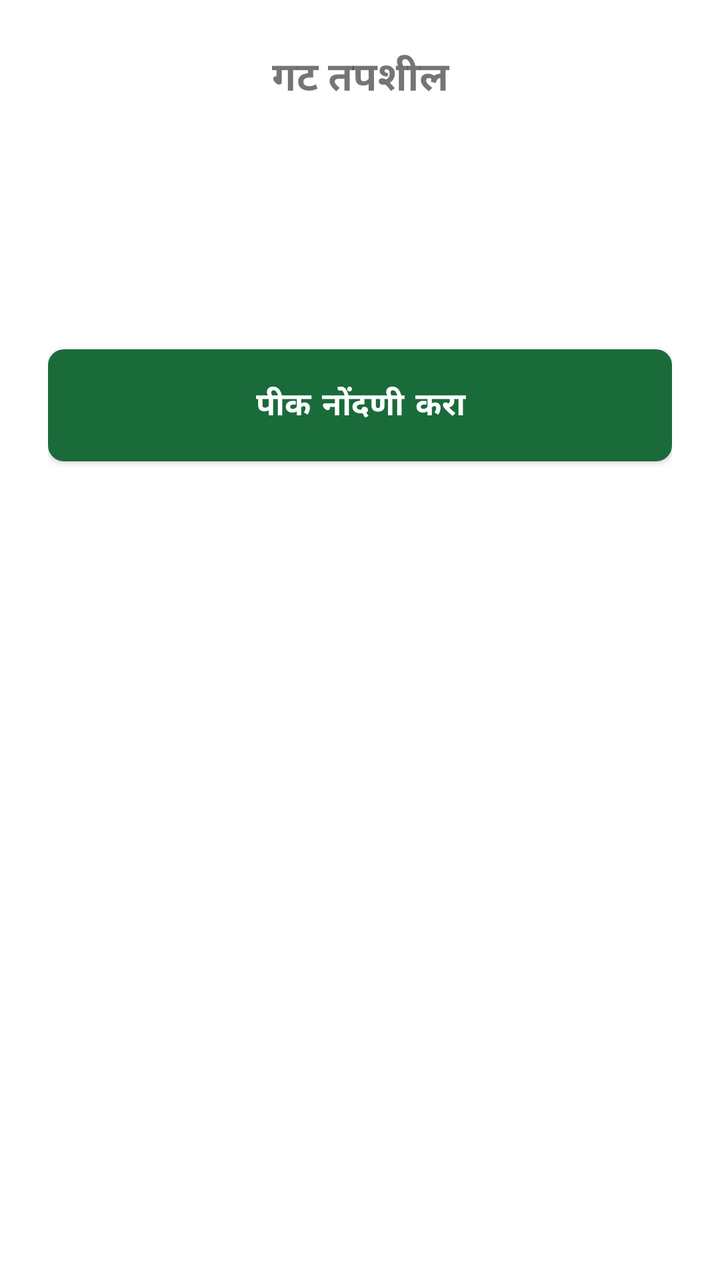
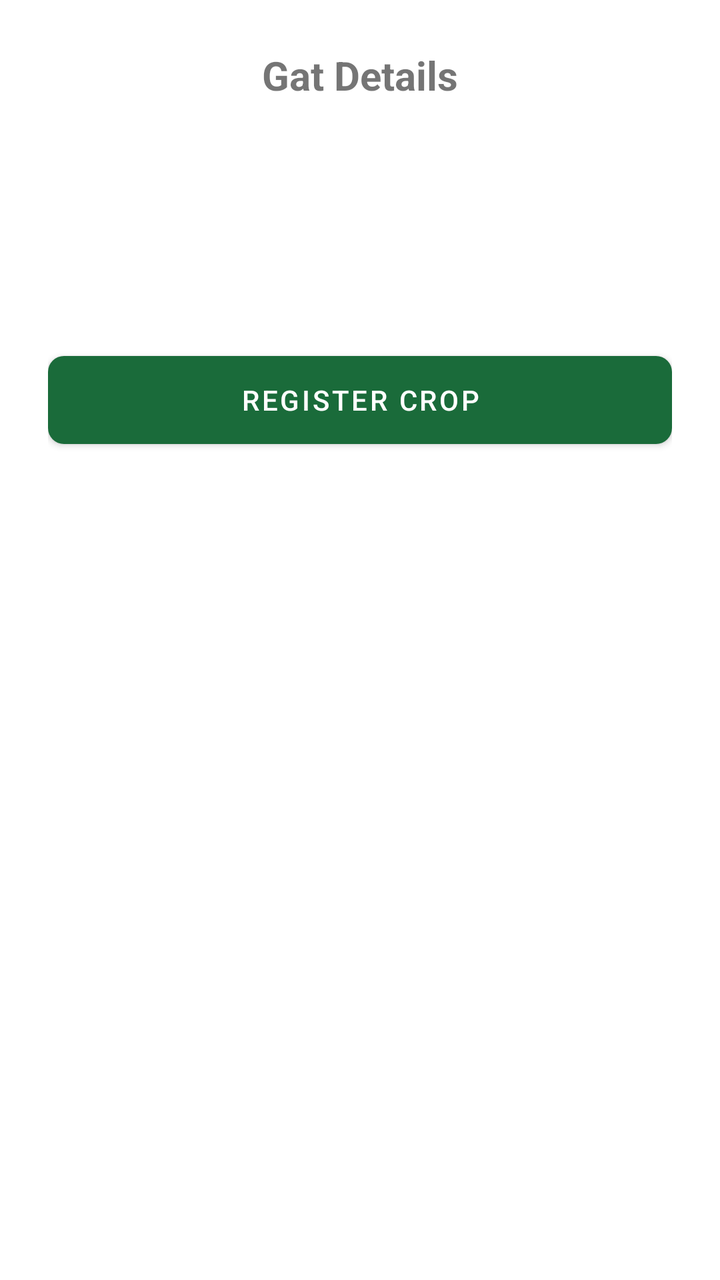

Screens rendered from an Android XML layout before and after an edit, with the pre-edit source and the edit as a unified diff.
<!-- AndroidManifest.xml: application theme Theme.EPeekPahani -->
<!-- res/layout/bottom_sheet_gat_detail.xml -->
<?xml version="1.0" encoding="utf-8"?>
<LinearLayout xmlns:android="http://schemas.android.com/apk/res/android"
    xmlns:app="http://schemas.android.com/apk/res-auto"
    android:layout_width="match_parent"
    android:layout_height="wrap_content"
    android:orientation="vertical"
    android:padding="24dp"
    android:background="@android:color/white">

    <TextView
        android:layout_width="match_parent"
        android:layout_height="wrap_content"
        android:text="गट तपशील"
        android:textSize="20sp"
        android:textStyle="bold"
        android:gravity="center"
        android:layout_marginBottom="16dp"/>

    <TextView
        android:id="@+id/tv_detail_gat_number"
        android:layout_width="match_parent"
        android:layout_height="wrap_content"
        android:textSize="16sp"
        android:layout_marginBottom="8dp"/>

    <TextView
        android:id="@+id/tv_detail_area"
        android:layout_width="match_parent"
        android:layout_height="wrap_content"
        android:textSize="16sp"
        android:layout_marginBottom="8dp"/>

    <TextView
        android:id="@+id/tv_detail_owner"
        android:layout_width="match_parent"
        android:layout_height="wrap_content"
        android:textSize="16sp"
        android:layout_marginBottom="24dp"/>

    <com.google.android.material.button.MaterialButton
        android:id="@+id/btn_register_crop"
        android:layout_width="match_parent"
        android:layout_height="56dp"
        android:text="पीक नोंदणी करा"
        android:textColor="@android:color/white"
        app:backgroundTint="#1a6b3a"
        app:cornerRadius="8dp" />

</LinearLayout>
<!-- resources referenced by this layout -->
<resources>
  <style name="Theme.EPeekPahani" parent="Base.Theme.CloneEPeekPahani" />
  <style name="Base.Theme.CloneEPeekPahani" parent="Theme.App">
          
      </style>
  <style name="Theme.App" parent="Theme.MaterialComponents.Light.NoActionBar">
          <item name="colorPrimary">@color/green_primary</item>
          <item name="colorPrimaryVariant">@color/green_dark</item>
          <item name="colorOnPrimary">@color/text_white</item>
          <item name="colorSecondary">@color/saffron</item>
          <item name="colorSecondaryVariant">@color/saffron_dark</item>
          <item name="colorOnSecondary">@color/text_white</item>
          <item name="colorError">@color/error</item>
          <item name="colorOnError">@color/text_white</item>
          <item name="colorSurface">@color/bg_card</item>
          <item name="colorOnSurface">@color/text_primary</item>
          <item name="android:colorBackground">@color/bg_screen</item>
          <item name="colorOnBackground">@color/text_primary</item>
  
          
          <item name="materialButtonStyle">@style/Widget.App.Button.Primary</item>
          <item name="textInputStyle">@style/Widget.App.TextInputLayout</item>
  
          
          <item name="shapeAppearanceSmallComponent">@style/ShapeAppearance.App.SmallComponent</item>
          <item name="shapeAppearanceMediumComponent">@style/ShapeAppearance.App.MediumComponent</item>
          <item name="shapeAppearanceLargeComponent">@style/ShapeAppearance.App.LargeComponent</item>
      </style>
  <color name="green_primary">#1a6b3a</color>
  <color name="green_dark">#0f4a27</color>
  <color name="text_white">#FFFFFF</color>
  <color name="saffron">#f7941d</color>
  <color name="saffron_dark">#e65100</color>
  <color name="error">#B00020</color>
  <color name="bg_card">#FFFFFF</color>
  <color name="text_primary">#1C1C1C</color>
  <color name="bg_screen">#F2F5F1</color>
  <style name="Widget.App.Button.Primary" parent="Widget.MaterialComponents.Button">
          <item name="backgroundTint">@color/green_primary</item>
          <item name="android:textColor">@color/text_white</item>
          <item name="shapeAppearanceOverlay">@style/ShapeAppearance.App.SmallComponent</item>
          <item name="android:minHeight">56dp</item>
          <item name="android:insetTop">0dp</item>
          <item name="android:insetBottom">0dp</item>
          <item name="elevation">0dp</item>
          <item name="android:textSize">16sp</item>
          <item name="android:textStyle">bold</item>
          <item name="rippleColor">@color/ripple</item>
      </style>
  <style name="Widget.App.TextInputLayout" parent="Widget.MaterialComponents.TextInputLayout.OutlinedBox">
          <item name="boxStrokeColor">@color/green_primary</item>
          <item name="hintTextColor">@color/green_primary</item>
          <item name="android:textColorHint">@color/text_hint</item>
          <item name="shapeAppearanceOverlay">@style/ShapeAppearance.App.SmallComponent</item>
      </style>
  <style name="ShapeAppearance.App.SmallComponent" parent="ShapeAppearance.MaterialComponents.SmallComponent">
          <item name="cornerFamily">rounded</item>
          <item name="cornerSize">10dp</item>
      </style>
  <style name="ShapeAppearance.App.MediumComponent" parent="ShapeAppearance.MaterialComponents.MediumComponent">
          <item name="cornerFamily">rounded</item>
          <item name="cornerSize">12dp</item>
      </style>
  <style name="ShapeAppearance.App.LargeComponent" parent="ShapeAppearance.MaterialComponents.LargeComponent">
          <item name="cornerFamily">rounded</item>
          <item name="cornerSize">16dp</item>
      </style>
  <color name="ripple">#1a1a6b3a</color>
  <color name="text_hint">#9CA3AF</color>
</resources>

<!-- the commit's change to res/layout/bottom_sheet_gat_detail.xml (unified diff, before → after) -->
@@ -10,7 +10,7 @@
     <TextView
         android:layout_width="match_parent"
         android:layout_height="wrap_content"
-        android:text="गट तपशील"
+        android:text="@string/str_auto_4"
         android:textSize="20sp"
         android:textStyle="bold"
         android:gravity="center"
@@ -41,7 +41,7 @@
         android:id="@+id/btn_register_crop"
         android:layout_width="match_parent"
         android:layout_height="56dp"
-        android:text="पीक नोंदणी करा"
+        android:text="@string/str_auto_5"
         android:textColor="@android:color/white"
         app:backgroundTint="#1a6b3a"
         app:cornerRadius="8dp" />
<!-- resource entries referenced after the edit -->
@@ -1,22 +1,24 @@
 <!-- resources referenced by this layout -->
 <resources>
+  <string name="str_auto_4">Gat Details</string>
+  <string name="str_auto_5">Register Crop</string>
   <style name="Theme.EPeekPahani" parent="Base.Theme.CloneEPeekPahani" />
   <style name="Base.Theme.CloneEPeekPahani" parent="Theme.App">
           
       </style>
   <style name="Theme.App" parent="Theme.MaterialComponents.Light.NoActionBar">
-          <item name="colorPrimary">@color/green_primary</item>
-          <item name="colorPrimaryVariant">@color/green_dark</item>
-          <item name="colorOnPrimary">@color/text_white</item>
-          <item name="colorSecondary">@color/saffron</item>
-          <item name="colorSecondaryVariant">@color/saffron_dark</item>
-          <item name="colorOnSecondary">@color/text_white</item>
+          <item name="colorPrimary">@color/primary</item>
+          <item name="colorPrimaryVariant">@color/primary_container</item>
+          <item name="colorOnPrimary">@color/on_primary</item>
+          <item name="colorSecondary">@color/secondary</item>
+          <item name="colorSecondaryVariant">@color/secondary_container</item>
+          <item name="colorOnSecondary">@color/on_secondary</item>
           <item name="colorError">@color/error</item>
-          <item name="colorOnError">@color/text_white</item>
-          <item name="colorSurface">@color/bg_card</item>
-          <item name="colorOnSurface">@color/text_primary</item>
-          <item name="android:colorBackground">@color/bg_screen</item>
-          <item name="colorOnBackground">@color/text_primary</item>
+          <item name="colorOnError">@color/on_error</item>
+          <item name="colorSurface">@color/surface</item>
+          <item name="colorOnSurface">@color/on_surface</item>
+          <item name="android:colorBackground">@color/background</item>
+          <item name="colorOnBackground">@color/on_background</item>
   
           
           <item name="materialButtonStyle">@style/Widget.App.Button.Primary</item>
@@ -26,47 +28,49 @@
           <item name="shapeAppearanceSmallComponent">@style/ShapeAppearance.App.SmallComponent</item>
           <item name="shapeAppearanceMediumComponent">@style/ShapeAppearance.App.MediumComponent</item>
           <item name="shapeAppearanceLargeComponent">@style/ShapeAppearance.App.LargeComponent</item>
+          
+          <item name="materialCardViewStyle">@style/Widget.App.CardView</item>
       </style>
-  <color name="green_primary">#1a6b3a</color>
-  <color name="green_dark">#0f4a27</color>
-  <color name="text_white">#FFFFFF</color>
-  <color name="saffron">#f7941d</color>
-  <color name="saffron_dark">#e65100</color>
-  <color name="error">#B00020</color>
-  <color name="bg_card">#FFFFFF</color>
-  <color name="text_primary">#1C1C1C</color>
-  <color name="bg_screen">#F2F5F1</color>
+  <color name="primary">#005127</color>
+  <color name="primary_container">#1a6b3a</color>
+  <color name="on_primary">#ffffff</color>
+  <color name="secondary">#48654e</color>
+  <color name="secondary_container">#caebcd</color>
+  <color name="on_secondary">#ffffff</color>
+  <color name="error">#ba1a1a</color>
+  <color name="on_error">#ffffff</color>
+  <color name="surface">#f7fbf3</color>
+  <color name="on_surface">#181d18</color>
+  <color name="background">#f7fbf3</color>
+  <color name="on_background">#181d18</color>
   <style name="Widget.App.Button.Primary" parent="Widget.MaterialComponents.Button">
-          <item name="backgroundTint">@color/green_primary</item>
-          <item name="android:textColor">@color/text_white</item>
-          <item name="shapeAppearanceOverlay">@style/ShapeAppearance.App.SmallComponent</item>
-          <item name="android:minHeight">56dp</item>
-          <item name="android:insetTop">0dp</item>
-          <item name="android:insetBottom">0dp</item>
-          <item name="elevation">0dp</item>
-          <item name="android:textSize">16sp</item>
-          <item name="android:textStyle">bold</item>
-          <item name="rippleColor">@color/ripple</item>
+          <item name="shapeAppearanceOverlay">@style/ShapeAppearance.App.MediumComponent</item>
+          <item name="android:minHeight">48dp</item>
+          <item name="backgroundTint">@color/primary_container</item>
+          <item name="android:textColor">@color/on_primary</item>
       </style>
   <style name="Widget.App.TextInputLayout" parent="Widget.MaterialComponents.TextInputLayout.OutlinedBox">
-          <item name="boxStrokeColor">@color/green_primary</item>
-          <item name="hintTextColor">@color/green_primary</item>
-          <item name="android:textColorHint">@color/text_hint</item>
           <item name="shapeAppearanceOverlay">@style/ShapeAppearance.App.SmallComponent</item>
+          <item name="boxStrokeColor">@color/primary_container</item>
       </style>
   <style name="ShapeAppearance.App.SmallComponent" parent="ShapeAppearance.MaterialComponents.SmallComponent">
           <item name="cornerFamily">rounded</item>
-          <item name="cornerSize">10dp</item>
+          <item name="cornerSize">4dp</item>
       </style>
   <style name="ShapeAppearance.App.MediumComponent" parent="ShapeAppearance.MaterialComponents.MediumComponent">
           <item name="cornerFamily">rounded</item>
-          <item name="cornerSize">12dp</item>
+          <item name="cornerSize">8dp</item>
       </style>
   <style name="ShapeAppearance.App.LargeComponent" parent="ShapeAppearance.MaterialComponents.LargeComponent">
           <item name="cornerFamily">rounded</item>
-          <item name="cornerSize">16dp</item>
+          <item name="cornerSize">10dp</item>
       </style>
-  <color name="ripple">#1a1a6b3a</color>
-  <color name="text_hint">#9CA3AF</color>
+  <style name="Widget.App.CardView" parent="Widget.MaterialComponents.CardView">
+          <item name="shapeAppearanceOverlay">@style/ShapeAppearance.App.LargeComponent</item>
+          <item name="cardBackgroundColor">@color/surface_container_lowest</item>
+          <item name="cardElevation">4dp</item>
+          <item name="contentPadding">16dp</item>
+      </style>
+  <color name="surface_container_lowest">#ffffff</color>
 </resources>
 
